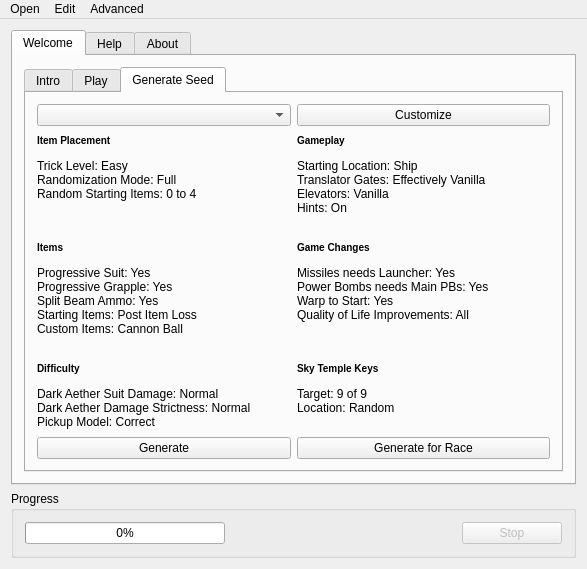
Qt form randovania/gui/mainwindow.ui (randovania/randovania) before a commit.
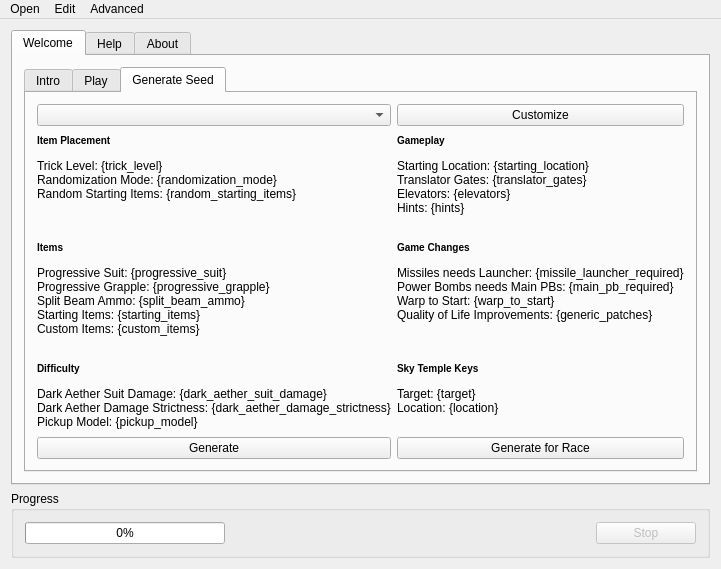
The same form after that commit. Icons and pictures are not drawn.

The edit to the form file:
```diff
--- a/randovania/gui/mainwindow.ui
+++ b/randovania/gui/mainwindow.ui
@@ -242,7 +242,7 @@
             <item row="5" column="1">
              <widget class="QLabel" name="create_game_changes_label">
               <property name="text">
-               <string>&lt;html&gt;&lt;head/&gt;&lt;body&gt;&lt;p&gt;&lt;span style=&quot; font-size:small; font-weight:600;&quot;&gt;Game Changes&lt;/span&gt;&lt;/p&gt;&lt;p&gt;Missiles needs Launcher: Yes&lt;br/&gt;Power Bombs needs Main PBs: Yes&lt;br/&gt;Warp to Start: Yes&lt;br/&gt;Quality of Life Improvements: All&lt;/p&gt;&lt;/body&gt;&lt;/html&gt;</string>
+               <string>&lt;html&gt;&lt;head/&gt;&lt;body&gt;&lt;p&gt;&lt;span style=&quot; font-size:small; font-weight:600;&quot;&gt;Game Changes&lt;/span&gt;&lt;/p&gt;&lt;p&gt;Missiles needs Launcher: {missile_launcher_required}&lt;br/&gt;Power Bombs needs Main PBs: {main_pb_required}&lt;br/&gt;Warp to Start: {warp_to_start}&lt;br/&gt;Quality of Life Improvements: {generic_patches}&lt;/p&gt;&lt;/body&gt;&lt;/html&gt;</string>
               </property>
               <property name="alignment">
                <set>Qt::AlignLeading|Qt::AlignLeft|Qt::AlignTop</set>
@@ -266,7 +266,7 @@
             <item row="2" column="0">
              <widget class="QLabel" name="create_item_placement_label">
               <property name="text">
-               <string>&lt;html&gt;&lt;head/&gt;&lt;body&gt;&lt;h5 style=&quot; margin-top:12px; margin-bottom:4px; margin-left:0px; margin-right:0px; -qt-block-indent:0; text-indent:0px;&quot;&gt;&lt;span style=&quot; font-size:small; font-weight:600;&quot;&gt;Item Placement&lt;/span&gt;&lt;/h5&gt;&lt;p&gt;Trick Level: Easy&lt;br/&gt;Randomization Mode: Full&lt;br/&gt;Random Starting Items: 0 to 4&lt;/p&gt;&lt;/body&gt;&lt;/html&gt;</string>
+               <string>&lt;html&gt;&lt;head/&gt;&lt;body&gt;&lt;h5 style=&quot; margin-top:12px; margin-bottom:4px; margin-left:0px; margin-right:0px; -qt-block-indent:0; text-indent:0px;&quot;&gt;&lt;span style=&quot; font-size:small; font-weight:600;&quot;&gt;Item Placement&lt;/span&gt;&lt;/h5&gt;&lt;p&gt;Trick Level: {trick_level}&lt;br/&gt;Randomization Mode: {randomization_mode}&lt;br/&gt;Random Starting Items: {random_starting_items}&lt;/p&gt;&lt;/body&gt;&lt;/html&gt;</string>
               </property>
               <property name="alignment">
                <set>Qt::AlignLeading|Qt::AlignLeft|Qt::AlignTop</set>
@@ -276,7 +276,7 @@
             <item row="7" column="0">
              <widget class="QLabel" name="create_difficulty_label">
               <property name="text">
-               <string>&lt;html&gt;&lt;head/&gt;&lt;body&gt;&lt;h5 style=&quot; margin-top:12px; margin-bottom:4px; margin-left:0px; margin-right:0px; -qt-block-indent:0; text-indent:0px;&quot;&gt;&lt;span style=&quot; font-size:small; font-weight:600;&quot;&gt;Difficulty&lt;/span&gt;&lt;/h5&gt;&lt;p&gt;Dark Aether Suit Damage: Normal&lt;br/&gt;Dark Aether Damage Strictness: Normal&lt;br/&gt;Pickup Model: Correct&lt;/p&gt;&lt;/body&gt;&lt;/html&gt;</string>
+               <string>&lt;html&gt;&lt;head/&gt;&lt;body&gt;&lt;h5 style=&quot; margin-top:12px; margin-bottom:4px; margin-left:0px; margin-right:0px; -qt-block-indent:0; text-indent:0px;&quot;&gt;&lt;span style=&quot; font-size:small; font-weight:600;&quot;&gt;Difficulty&lt;/span&gt;&lt;/h5&gt;&lt;p&gt;Dark Aether Suit Damage: {dark_aether_suit_damage}&lt;br/&gt;Dark Aether Damage Strictness: {dark_aether_damage_strictness}&lt;br/&gt;Pickup Model: {pickup_model}&lt;/p&gt;&lt;/body&gt;&lt;/html&gt;</string>
               </property>
               <property name="alignment">
                <set>Qt::AlignLeading|Qt::AlignLeft|Qt::AlignTop</set>
@@ -289,7 +289,7 @@
             <item row="7" column="1">
              <widget class="QLabel" name="create_sky_temple_keys_label">
               <property name="text">
-               <string>&lt;html&gt;&lt;head/&gt;&lt;body&gt;&lt;h5 style=&quot; margin-top:12px; margin-bottom:4px; margin-left:0px; margin-right:0px; -qt-block-indent:0; text-indent:0px;&quot;&gt;&lt;span style=&quot; font-size:small; font-weight:600;&quot;&gt;Sky Temple Keys&lt;/span&gt;&lt;/h5&gt;&lt;p&gt;Target: 9 of 9&lt;br/&gt;Location: Random&lt;/p&gt;&lt;/body&gt;&lt;/html&gt;</string>
+               <string>&lt;html&gt;&lt;head/&gt;&lt;body&gt;&lt;h5 style=&quot; margin-top:12px; margin-bottom:4px; margin-left:0px; margin-right:0px; -qt-block-indent:0; text-indent:0px;&quot;&gt;&lt;span style=&quot; font-size:small; font-weight:600;&quot;&gt;Sky Temple Keys&lt;/span&gt;&lt;/h5&gt;&lt;p&gt;Target: {target}&lt;br/&gt;Location: {location}&lt;/p&gt;&lt;/body&gt;&lt;/html&gt;</string>
               </property>
               <property name="alignment">
                <set>Qt::AlignLeading|Qt::AlignLeft|Qt::AlignTop</set>
@@ -299,7 +299,7 @@
             <item row="2" column="1">
              <widget class="QLabel" name="create_gameplay_label">
               <property name="text">
-               <string>&lt;html&gt;&lt;head/&gt;&lt;body&gt;&lt;h5 style=&quot; margin-top:12px; margin-bottom:4px; margin-left:0px; margin-right:0px; -qt-block-indent:0; text-indent:0px;&quot;&gt;&lt;span style=&quot; font-size:small; font-weight:600;&quot;&gt;Gameplay&lt;/span&gt;&lt;/h5&gt;&lt;p&gt;Starting Location: Ship&lt;br/&gt;Translator Gates: Effectively Vanilla&lt;br/&gt;Elevators: Vanilla&lt;br/&gt;Hints: On&lt;/p&gt;&lt;/body&gt;&lt;/html&gt;</string>
+               <string>&lt;html&gt;&lt;head/&gt;&lt;body&gt;&lt;h5 style=&quot; margin-top:12px; margin-bottom:4px; margin-left:0px; margin-right:0px; -qt-block-indent:0; text-indent:0px;&quot;&gt;&lt;span style=&quot; font-size:small; font-weight:600;&quot;&gt;Gameplay&lt;/span&gt;&lt;/h5&gt;&lt;p&gt;Starting Location: {starting_location}&lt;br/&gt;Translator Gates: {translator_gates}&lt;br/&gt;Elevators: {elevators}&lt;br/&gt;Hints: {hints}&lt;/p&gt;&lt;/body&gt;&lt;/html&gt;</string>
               </property>
               <property name="alignment">
                <set>Qt::AlignLeading|Qt::AlignLeft|Qt::AlignTop</set>
@@ -316,7 +316,7 @@
             <item row="5" column="0">
              <widget class="QLabel" name="create_items_label">
               <property name="text">
-               <string>&lt;html&gt;&lt;head/&gt;&lt;body&gt;&lt;p&gt;&lt;span style=&quot; font-size:small; font-weight:600;&quot;&gt;Items&lt;/span&gt;&lt;/p&gt;&lt;p&gt;Progressive Suit: Yes&lt;br/&gt;Progressive Grapple: Yes&lt;br/&gt;Split Beam Ammo: Yes&lt;br/&gt;Starting Items: Post Item Loss&lt;br/&gt;Custom Items: Cannon Ball&lt;/p&gt;&lt;/body&gt;&lt;/html&gt;</string>
+               <string>&lt;html&gt;&lt;head/&gt;&lt;body&gt;&lt;p&gt;&lt;span style=&quot; font-size:small; font-weight:600;&quot;&gt;Items&lt;/span&gt;&lt;/p&gt;&lt;p&gt;Progressive Suit: {progressive_suit}&lt;br/&gt;Progressive Grapple: {progressive_grapple}&lt;br/&gt;Split Beam Ammo: {split_beam_ammo}&lt;br/&gt;Starting Items: {starting_items}&lt;br/&gt;Custom Items: {custom_items}&lt;/p&gt;&lt;/body&gt;&lt;/html&gt;</string>
               </property>
               <property name="alignment">
                <set>Qt::AlignLeading|Qt::AlignLeft|Qt::AlignTop</set>
```
